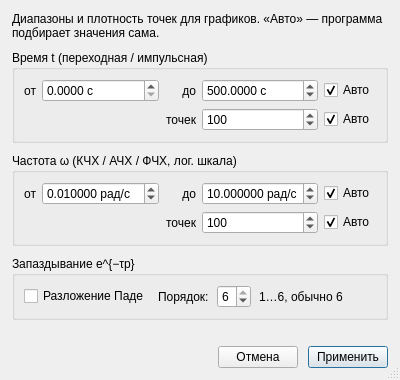
Above: ui/dialogs/mod-par-dialog.ui from VadmanBat/Irbis before the change. Below: the same form after it.
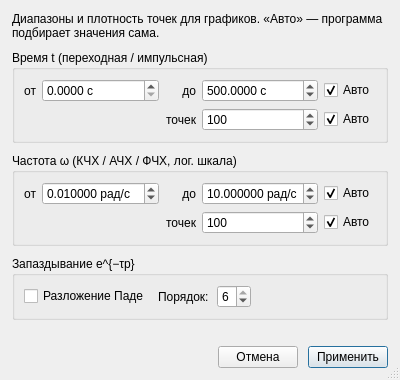
That is the form after the change. Custom widgets are drawn as their Qt base class.

Diff of the .ui file:
```diff
--- a/ui/dialogs/mod-par-dialog.ui
+++ b/ui/dialogs/mod-par-dialog.ui
@@ -358,16 +358,6 @@
         </property>
        </widget>
       </item>
-      <item>
-       <widget class="QLabel" name="approxHint">
-        <property name="text">
-         <string>1…6, обычно 6</string>
-        </property>
-        <property name="styleSheet">
-         <string notr="true">color: palette(placeholder-text);</string>
-        </property>
-       </widget>
-      </item>
       <item>
        <spacer name="approxSpacer">
         <property name="orientation">
```
